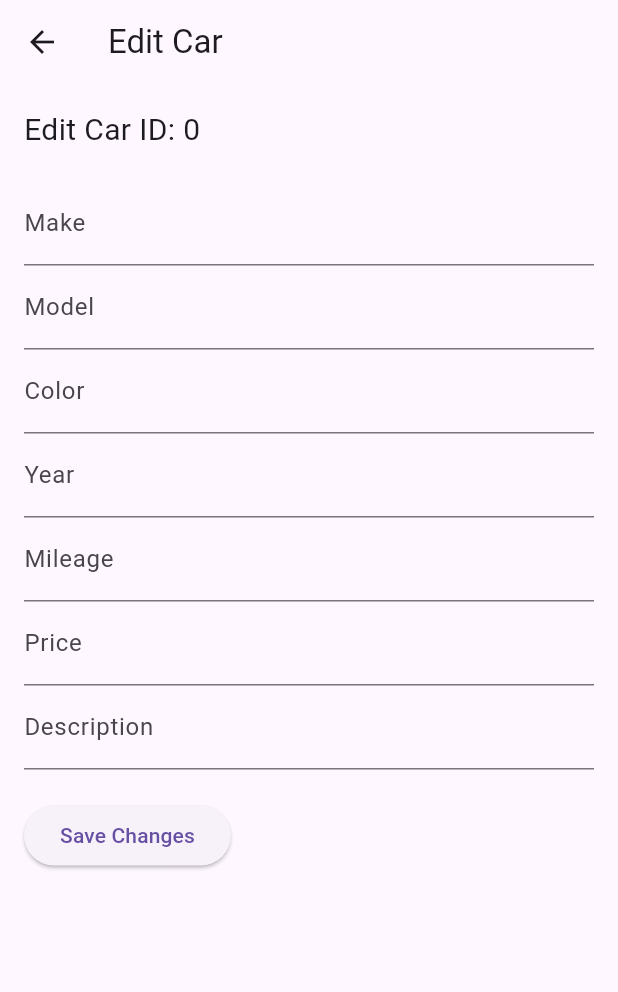
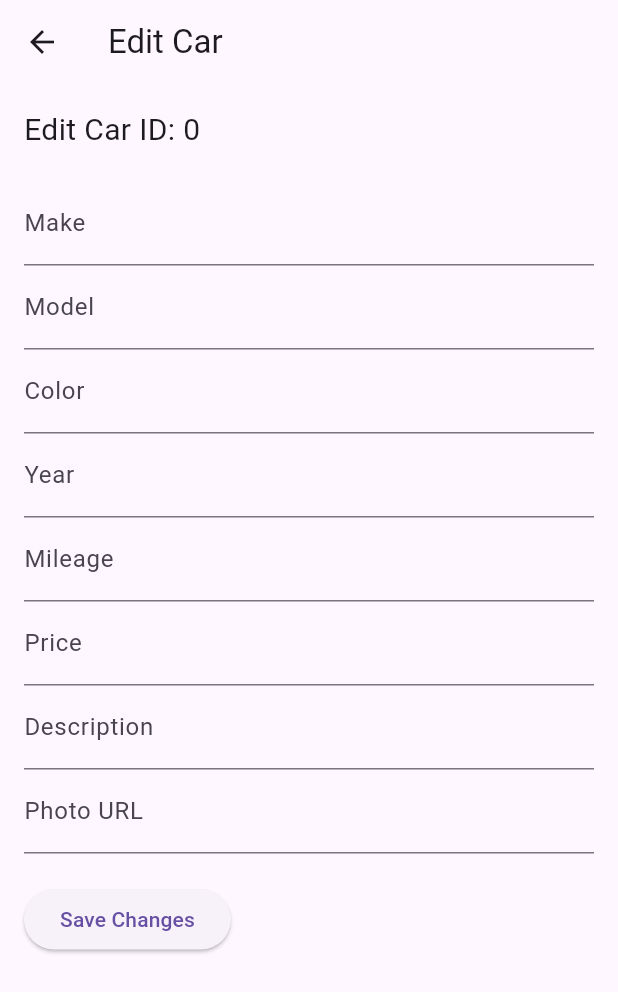
Before and after one commit to rocknrome/Car-Club-RnR-Flutter, a Flutter app: the CarEditPage screen opened directly, after a tap on "Save Changes", on a phone screen of 412 x 824 dp. Shown: the top 992 px of the screen. Run offline on Flutter 3.47's test engine with Material 3 defaults, Android fonts, the phone set to English and light mode, and no system bars; our stand-ins replace animated_splash_screen, firebase_auth; accounts and stored records are empty; network calls fail.

Commit message:
added photo_url field for editing

```diff
--- a/lib/screens/car_edit_page.dart
+++ b/lib/screens/car_edit_page.dart
@@ -19,6 +19,7 @@ class _CarEditPageState extends State<CarEditPage> {
   late TextEditingController _mileageController;
   late TextEditingController _priceController;
   late TextEditingController _descriptionController;
+  late TextEditingController _photoUrlController;
 
   @override
   void initState() {
@@ -30,6 +31,7 @@ class _CarEditPageState extends State<CarEditPage> {
     _mileageController = TextEditingController();
     _priceController = TextEditingController();
     _descriptionController = TextEditingController();
+    _photoUrlController = TextEditingController();
 
     // Fetch car details and set initial values in form fields
     fetchCarDetails(widget.carId);
@@ -44,6 +46,7 @@ class _CarEditPageState extends State<CarEditPage> {
     _mileageController.dispose();
     _priceController.dispose();
     _descriptionController.dispose();
+    _photoUrlController.dispose();
     super.dispose();
   }
 
@@ -62,6 +65,7 @@ class _CarEditPageState extends State<CarEditPage> {
         _mileageController.text = carData['mileage'].toString();
         _priceController.text = carData['price'];
         _descriptionController.text = carData['description'];
+        _photoUrlController.text = carData['photo_url'];
       });
     } else {
       // Handle error
@@ -84,8 +88,7 @@ class _CarEditPageState extends State<CarEditPage> {
       "mileage": int.tryParse(_mileageController.text) ?? 0,
       "price": _priceController.text,
       "description": _descriptionController.text,
-      "photo_url":
-          'https://live.staticflickr.com/65535/53633706438_62befee86d.jpg'
+      "photo_url": _photoUrlController.text
     };
 
     final response = await http.put(
@@ -162,6 +165,10 @@ class _CarEditPageState extends State<CarEditPage> {
               controller: _descriptionController,
               decoration: InputDecoration(labelText: 'Description'),
             ),
+            TextFormField(
+              controller: _photoUrlController,
+              decoration: InputDecoration(labelText: 'Photo URL'),
+            ),
             SizedBox(height: 20),
             ElevatedButton(
               onPressed: () {
--- a/lib/screens/car_show_page.dart
+++ b/lib/screens/car_show_page.dart
@@ -98,8 +98,7 @@ class _CarShowPageState extends State<CarShowPage> {
             return Column(
               crossAxisAlignment: CrossAxisAlignment.start,
               children: [
-                Image.network(
-                    car['photo_url']), // Display the image using photo_url
+                Image.network(car['photo_url']),
                 SizedBox(height: 20),
                 Padding(
                   padding: const EdgeInsets.symmetric(horizontal: 16.0),
```
